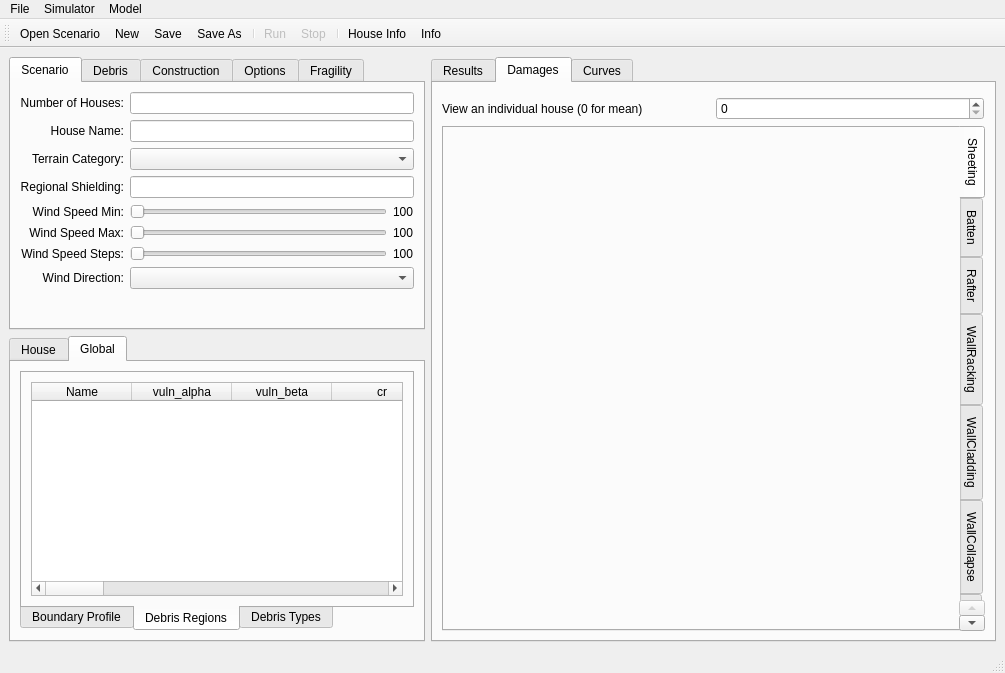
Old version of the form vaws/gui/ui/main.ui in the repository GeoscienceAustralia/vaws.
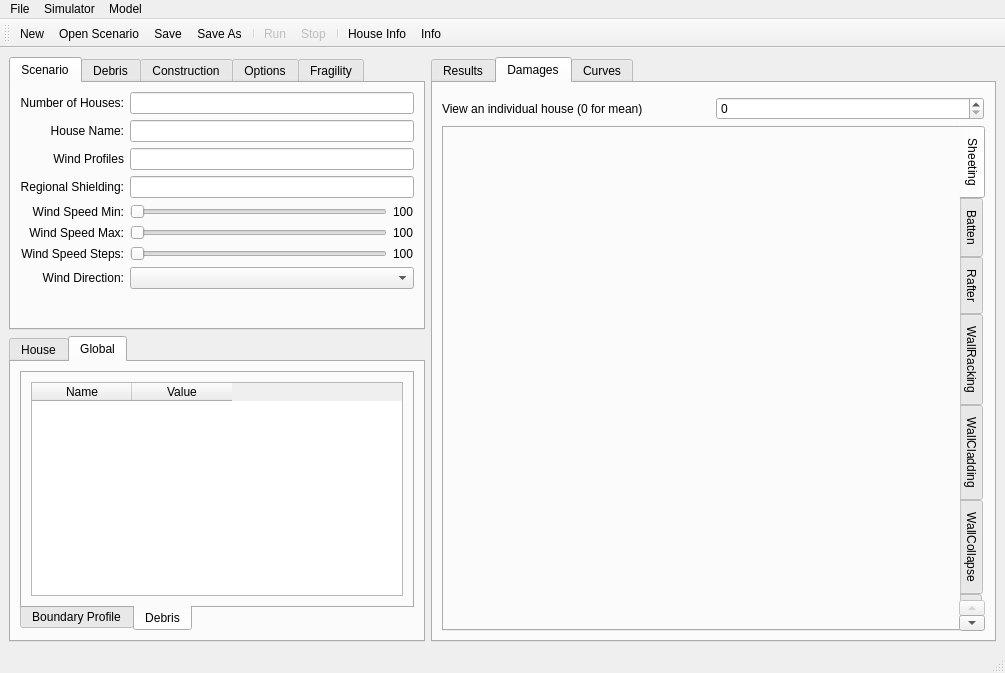
New version of the form. The open tabs and pages were chosen to show the change. Icons and pictures are not drawn. Custom widgets are drawn as their Qt base class.

Commit message: combine debris_regions and debris_types into debris; change main.ui

Diff of the .ui file:
```diff
--- a/vaws/gui/ui/main.ui
+++ b/vaws/gui/ui/main.ui
@@ -87,16 +87,13 @@
           <item row="2" column="0">
            <widget class="QLabel" name="label_16">
             <property name="text">
-             <string>Terrain Category:</string>
+             <string>Wind Profiles</string>
             </property>
             <property name="alignment">
              <set>Qt::AlignRight|Qt::AlignTrailing|Qt::AlignVCenter</set>
             </property>
            </widget>
           </item>
-          <item row="2" column="1">
-           <widget class="QComboBox" name="terrainCategory"/>
-          </item>
           <item row="3" column="0">
            <widget class="QLabel" name="label_17">
             <property name="text">
@@ -247,6 +244,16 @@
           <item row="1" column="1">
            <widget class="QLineEdit" name="houseName"/>
           </item>
+          <item row="2" column="1">
+           <widget class="QLineEdit" name="terrainCategory">
+            <property name="sizePolicy">
+             <sizepolicy hsizetype="Preferred" vsizetype="Fixed">
+              <horstretch>0</horstretch>
+              <verstretch>0</verstretch>
+             </sizepolicy>
+            </property>
+           </widget>
+          </item>
          </layout>
         </widget>
         <widget class="QWidget" name="debris_tab">
@@ -1384,7 +1391,7 @@
             </widget>
             <widget class="QWidget" name="tab_17">
              <attribute name="title">
-              <string>Debris Regions</string>
+              <string>Debris</string>
              </attribute>
              <layout class="QHBoxLayout" name="horizontalLayout_17">
               <item>
@@ -1396,108 +1403,7 @@
                 </column>
                 <column>
                  <property name="text">
-                  <string>vuln_alpha</string>
-                 </property>
-                </column>
-                <column>
-                 <property name="text">
-                  <string>vuln_beta</string>
-                 </property>
-                </column>
-                <column>
-                 <property name="text">
-                  <string>cr</string>
-                 </property>
-                </column>
-                <column>
-                 <property name="text">
-                  <string>cmm</string>
-                 </property>
-                </column>
-                <column>
-                 <property name="text">
-                  <string>cmc</string>
-                 </property>
-                </column>
-                <column>
-                 <property name="text">
-                  <string>cfm</string>
-                 </property>
-                </column>
-                <column>
-                 <property name="text">
-                  <string>cfc</string>
-                 </property>
-                </column>
-                <column>
-                 <property name="text">
-                  <string>rr</string>
-                 </property>
-                </column>
-                <column>
-                 <property name="text">
-                  <string>rmm</string>
-                 </property>
-                </column>
-                <column>
-                 <property name="text">
-                  <string>rmc</string>
-                 </property>
-                </column>
-                <column>
-                 <property name="text">
-                  <string>rfm</string>
-                 </property>
-                </column>
-                <column>
-                 <property name="text">
-                  <string>rfc</string>
-                 </property>
-                </column>
-                <column>
-                 <property name="text">
-                  <string>pr</string>
-                 </property>
-                </column>
-                <column>
-                 <property name="text">
-                  <string>pmm</string>
-                 </property>
-                </column>
-                <column>
-                 <property name="text">
-                  <string>pmc</string>
-                 </property>
-                </column>
-                <column>
-                 <property name="text">
-                  <string>pfm</string>
-                 </property>
-                </column>
-                <column>
-                 <property name="text">
-                  <string>pfc</string>
-                 </property>
-                </column>
-               </widget>
-              </item>
-             </layout>
-            </widget>
-            <widget class="QWidget" name="tab_18">
-             <attribute name="title">
-              <string>Debris Types</string>
-             </attribute>
-             <layout class="QHBoxLayout" name="horizontalLayout_20">
-              <item>
-               <widget class="QTableWidget" name="debrisTypes">
-                <column>
-                 <property name="text">
-                  <string>New Column</string>
-                 </property>
-                </column>
-                <column>
-                 <property name="text">
-                  <string>CDAv</string>
+                  <string>Value</string>
                  </property>
                 </column>
                </widget>
@@ -1842,6 +1748,28 @@
     </item>
    </layout>
   </widget>
+  <widget class="QStatusBar" name="statusbar"/>
+  <widget class="QToolBar" name="toolBar">
+   <property name="windowTitle">
+    <string>toolBar</string>
+   </property>
+   <attribute name="toolBarArea">
+    <enum>TopToolBarArea</enum>
+   </attribute>
+   <attribute name="toolBarBreak">
+    <bool>false</bool>
+   </attribute>
+   <addaction name="actionNew_Scenario"/>
+   <addaction name="actionOpen_Scenario"/>
+   <addaction name="actionSave_Scenario"/>
+   <addaction name="actionSave_Scenario_As"/>
+   <addaction name="separator"/>
+   <addaction name="actionRun"/>
+   <addaction name="actionStop"/>
+   <addaction name="separator"/>
+   <addaction name="actionHouse_Info"/>
+   <addaction name="actionInfo"/>
+  </widget>
   <widget class="QMenuBar" name="menubar">
    <property name="geometry">
     <rect>
@@ -1877,28 +1805,6 @@
    <addaction name="menuSimulator"/>
    <addaction name="menuModel"/>
   </widget>
-  <widget class="QStatusBar" name="statusbar"/>
-  <widget class="QToolBar" name="toolBar">
-   <property name="windowTitle">
-    <string>toolBar</string>
-   </property>
-   <attribute name="toolBarArea">
-    <enum>TopToolBarArea</enum>
-   </attribute>
-   <attribute name="toolBarBreak">
-    <bool>false</bool>
-   </attribute>
-   <addaction name="actionOpen_Scenario"/>
-   <addaction name="actionNew_Scenario"/>
-   <addaction name="actionSave_Scenario"/>
-   <addaction name="actionSave_Scenario_As"/>
-   <addaction name="separator"/>
-   <addaction name="actionRun"/>
-   <addaction name="actionStop"/>
-   <addaction name="separator"/>
-   <addaction name="actionHouse_Info"/>
-   <addaction name="actionInfo"/>
-  </widget>
   <action name="actionOpen_Scenario">
    <property name="icon">
     <iconset resource="../windsim.qrc">
```
Left out of the diff: 14 changed lines with no effect on the pictures. The commit also changes 120 other files.
